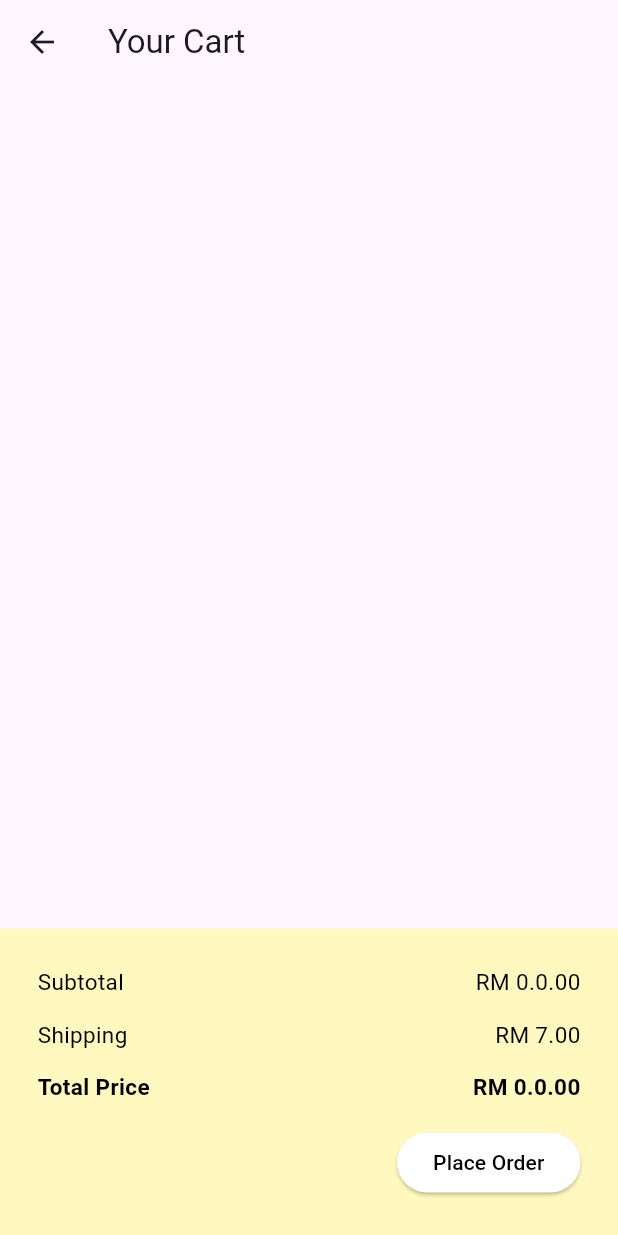
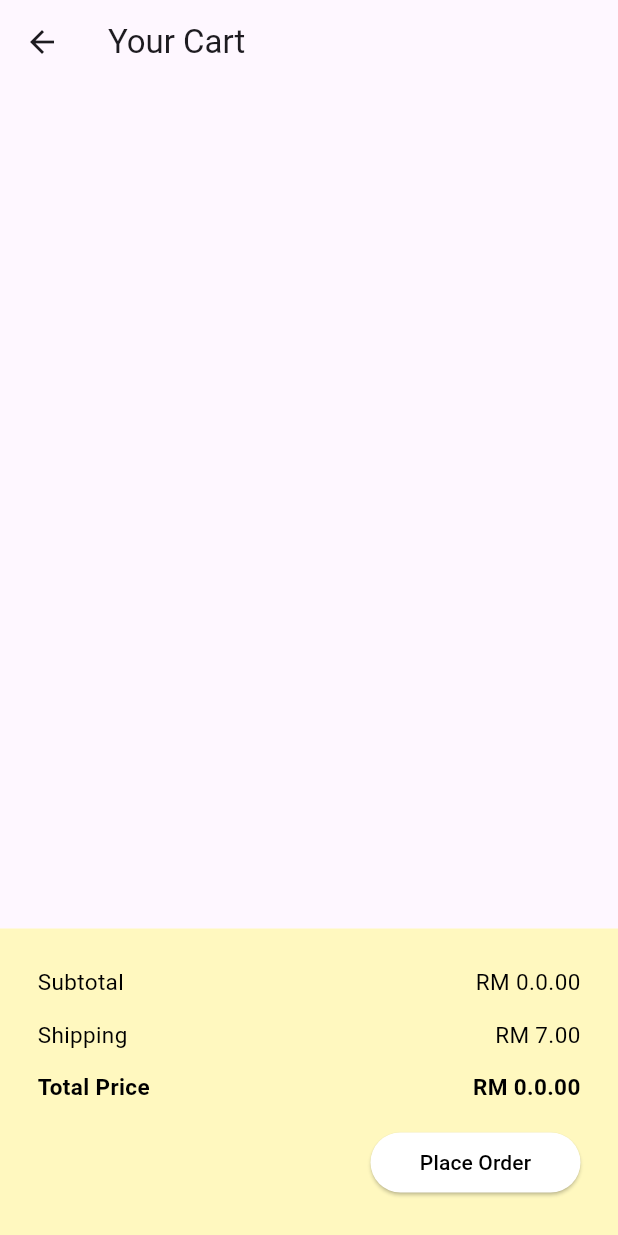
Before and after one commit to oishylea/SwitchSavvy, a Flutter app: the CartPage screen opened by its route, on a phone screen of 412 x 824 dp. Run offline on Flutter 3.47's test engine with Material 3 defaults, Android fonts, the phone set to English and light mode, and no system bars; our stand-ins replace device_preview, google_fonts.

Commit message:
length button

```diff
--- a/switch_savvy/lib/pages/cart_page.dart
+++ b/switch_savvy/lib/pages/cart_page.dart
@@ -186,7 +186,7 @@
               ],
             ),
             const SizedBox(height: 16),
-               Align(
+Align(
   alignment: Alignment.centerRight,
   child: ElevatedButton(
     onPressed: () {
@@ -216,6 +216,7 @@
       shape: RoundedRectangleBorder(
         borderRadius: BorderRadius.circular(20),
       ),
+      minimumSize: const Size(140, 40),
     ),
     child: const Text('Place Order', style: TextStyle(color: Colors.black)),
   ),
--- a/switch_savvy/lib/pages/game_detail_page.dart
+++ b/switch_savvy/lib/pages/game_detail_page.dart
@@ -187,6 +187,8 @@
                       shape: RoundedRectangleBorder(
                         borderRadius: BorderRadius.circular(20),
                       ),
+                      minimumSize: const Size(130, 40), // Adjust the width and height as needed
+
                     ),
                     child: const Text('Add to Cart', style: TextStyle(color: Colors.black)),
                   ),
```
Also changed, not shown: 1 other file.
